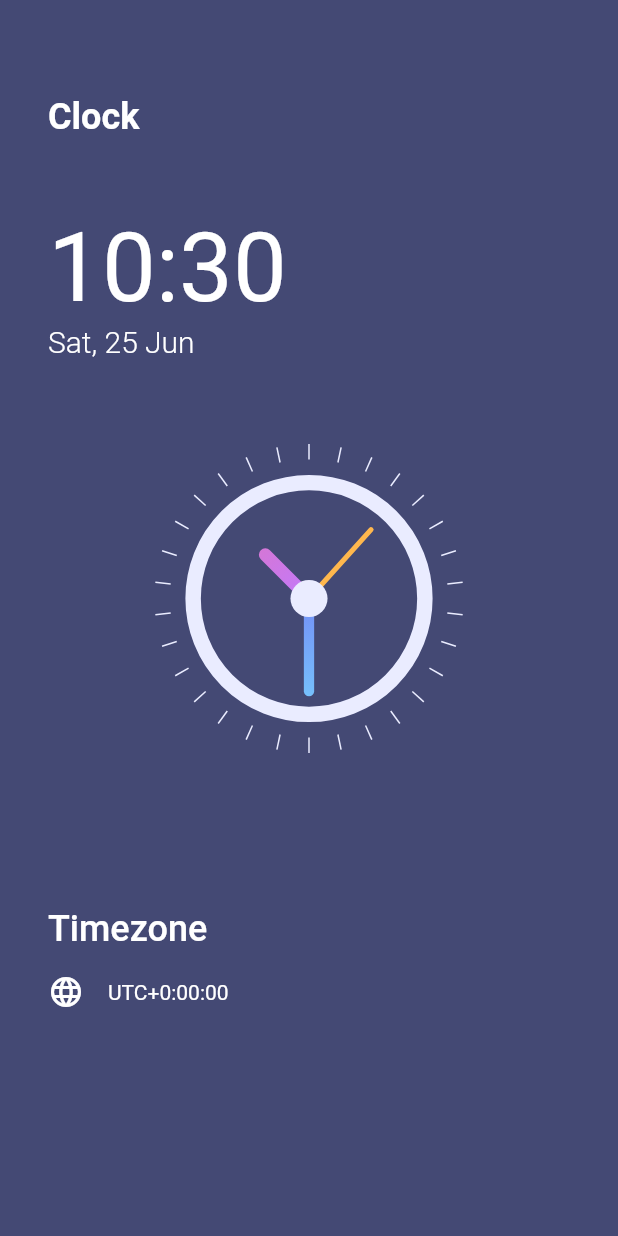
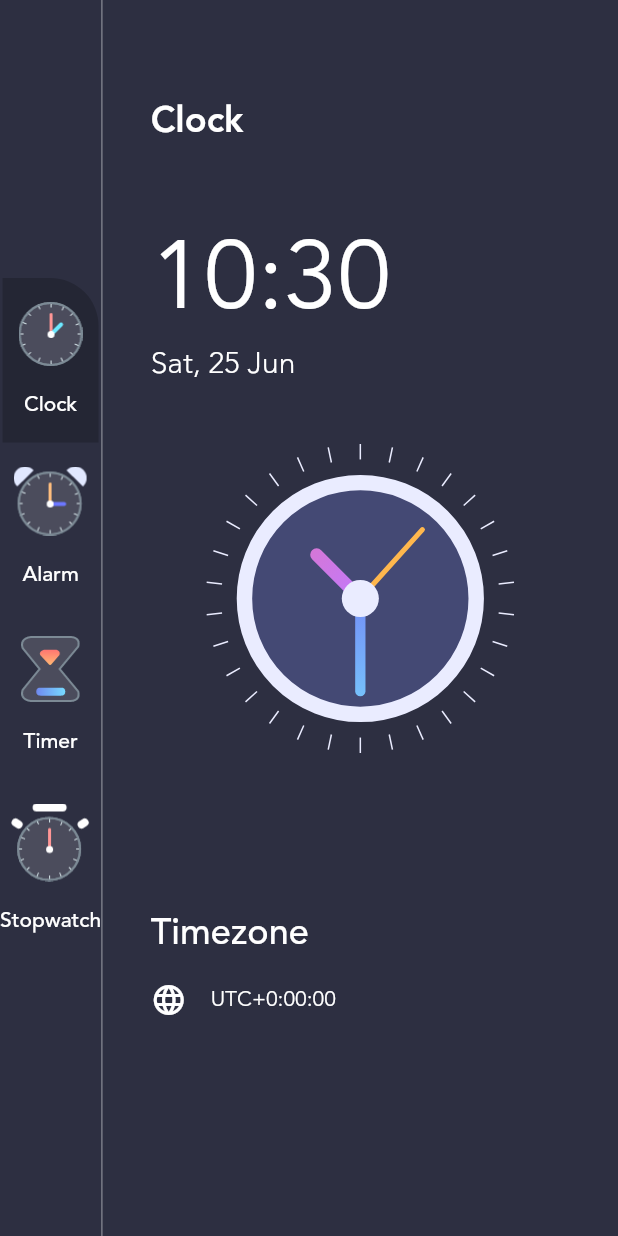
Before and after one commit to GonzaloAldana/Alarm-App-Flutter, a Flutter app: the screen it shows after launch, on a phone screen of 412 x 824 dp. Run offline on Flutter 3.47's test engine with Material 2 defaults, Android fonts, the phone set to English and light mode, and no system bars.

Commit message:
Added navigation

```diff
--- /dev/null
+++ b/lib/data.dart
@@ -0,0 +1,25 @@
+import 'package:alarm_app/enums.dart';
+import 'package:alarm_app/models/alarm_info.dart';
+import 'package:alarm_app/models/menu_info.dart';
+
+List<MenuInfo> menuItems = [
+  MenuInfo(MenuType.clock,
+      title: 'Clock', imageSource: 'assets/clock_icon.png'),
+  MenuInfo(MenuType.alarm,
+      title: 'Alarm', imageSource: 'assets/alarm_icon.png'),
+  MenuInfo(MenuType.timer,
+      title: 'Timer', imageSource: 'assets/timer_icon.png'),
+  MenuInfo(MenuType.stopwatch,
+      title: 'Stopwatch', imageSource: 'assets/stopwatch_icon.png'),
+];
+
+List<AlarmInfo> alarms = [
+  AlarmInfo(
+      alarmDateTime: DateTime.now().add(const Duration(hours: 1)),
+      title: 'Office',
+      gradientColorIndex: 0),
+  AlarmInfo(
+      alarmDateTime: DateTime.now().add(const Duration(hours: 2)),
+      title: 'Sport',
+      gradientColorIndex: 1),
+];
--- /dev/null
+++ b/lib/enums.dart
@@ -0,0 +1 @@
+enum MenuType { clock, alarm, timer, stopwatch }
--- a/lib/main.dart
+++ b/lib/main.dart
@@ -1,6 +1,10 @@
 import 'package:alarm_app/constants/theme_data.dart';
+import 'package:alarm_app/enums.dart';
+import 'package:alarm_app/models/menu_info.dart';
 import 'package:alarm_app/views/clock_page.dart';
+import 'package:alarm_app/views/home.dart';
 import 'package:flutter/material.dart';
+import 'package:provider/provider.dart';
 
 void main() {
   runApp(const MyApp());
@@ -15,8 +19,12 @@ class MyApp extends StatelessWidget {
       title: 'Flutter Demo',
       theme: ThemeData(
         primarySwatch: Colors.blue,
+        visualDensity: VisualDensity.adaptivePlatformDensity,
       ),
-      home: const MyHomePage(),
+      home: ChangeNotifierProvider<MenuInfo>(
+        create: (context) => MenuInfo(MenuType.clock),
+        child: const HomePage(),
+      ),
     );
   }
 }
--- /dev/null
+++ b/lib/models/menu_info.dart
@@ -0,0 +1,19 @@
+import 'package:alarm_app/enums.dart';
+import 'package:flutter/foundation.dart';
+
+class MenuInfo extends ChangeNotifier {
+  MenuType menuType;
+  String? title;
+  String? imageSource;
+
+  MenuInfo(this.menuType, {this.title, this.imageSource});
+
+  updateMenu(MenuInfo menuInfo) {
+    menuType = menuInfo.menuType;
+    title = menuInfo.title;
+    imageSource = menuInfo.imageSource;
+
+//Important
+    notifyListeners();
+  }
+}
--- /dev/null
+++ b/lib/views/home.dart
@@ -0,0 +1,101 @@
+import 'package:alarm_app/constants/theme_data.dart';
+import 'package:alarm_app/data.dart';
+import 'package:alarm_app/models/menu_info.dart';
+import 'package:alarm_app/views/clock_page.dart';
+import 'package:flutter/material.dart';
+import 'package:provider/provider.dart';
+import 'package:alarm_app/enums.dart';
+
+class HomePage extends StatefulWidget {
+  const HomePage({Key? key}) : super(key: key);
+
+  @override
+  _HomePageState createState() => _HomePageState();
+}
+
+class _HomePageState extends State<HomePage> {
+  @override
+  Widget build(BuildContext context) {
+    return Scaffold(
+      backgroundColor: CustomColors.pageBackgroundColor,
+      body: Row(
+        children: <Widget>[
+          Column(
+            mainAxisAlignment: MainAxisAlignment.center,
+            children: menuItems
+                .map((currentMenuInfo) => buildMenuButton(currentMenuInfo))
+                .toList(),
+          ),
+          VerticalDivider(
+            color: CustomColors.dividerColor,
+            width: 1,
+          ),
+          Expanded(
+            child: Consumer<MenuInfo>(
+              builder: (BuildContext context, MenuInfo value, Widget? child) {
+                if (value.menuType == MenuType.clock) {
+                  return const ClockPage();
+                } /* else if (value.menuType == MenuType.alarm) {
+                  return AlarmPage();
+                } */
+                else {
+                  return SizedBox(
+                    child: RichText(
+                      text: TextSpan(
+                        style: const TextStyle(fontSize: 20),
+                        children: <TextSpan>[
+                          const TextSpan(text: 'Upcoming Tutorial\n'),
+                          TextSpan(
+                            text: value.title,
+                            style: const TextStyle(fontSize: 48),
+                          ),
+                        ],
+                      ),
+                    ),
+                  );
+                }
+              },
+            ),
+          ),
+        ],
+      ),
+    );
+  }
+
+  Widget buildMenuButton(MenuInfo currentMenuInfo) {
+    return Consumer<MenuInfo>(
+      builder: (BuildContext context, MenuInfo value, Widget? child) {
+        return TextButton(
+          style: TextButton.styleFrom(
+            shape: const RoundedRectangleBorder(
+                borderRadius: BorderRadius.only(topRight: Radius.circular(32))),
+            padding: const EdgeInsets.symmetric(vertical: 16.0, horizontal: 0),
+            backgroundColor: currentMenuInfo.menuType == value.menuType
+                ? CustomColors.menuBackgroundColor
+                : Colors.transparent,
+          ),
+          onPressed: () {
+            var menuInfo = Provider.of<MenuInfo>(context, listen: false);
+            menuInfo.updateMenu(currentMenuInfo);
+          },
+          child: Column(
+            children: <Widget>[
+              Image.asset(
+                currentMenuInfo.imageSource!,
+                scale: 1.5,
+              ),
+              const SizedBox(height: 16),
+              Text(
+                currentMenuInfo.title ?? '',
+                style: TextStyle(
+                    fontFamily: 'avenir',
+                    color: CustomColors.primaryTextColor,
+                    fontSize: 14),
+              ),
+            ],
+          ),
+        );
+      },
+    );
+  }
+}
```
Also changed, not shown: lib/models/alarm_info.dart (added, +29 -0 lines), pubspec.yaml (+13 -14 lines), assets/add_alarm.png (added), assets/alarm_icon.png (added), assets/clock_icon.png (added), assets/fonts/Avenir-Book.ttf (added), assets/fonts/Avenir-Heavy.ttf (added), assets/fonts/Avenir-Light.ttf (added), assets/fonts/Avenir-Medium.ttf (added), assets/stopwatch_icon.png (added), assets/timer_icon.png (added), pubspec.lock.
